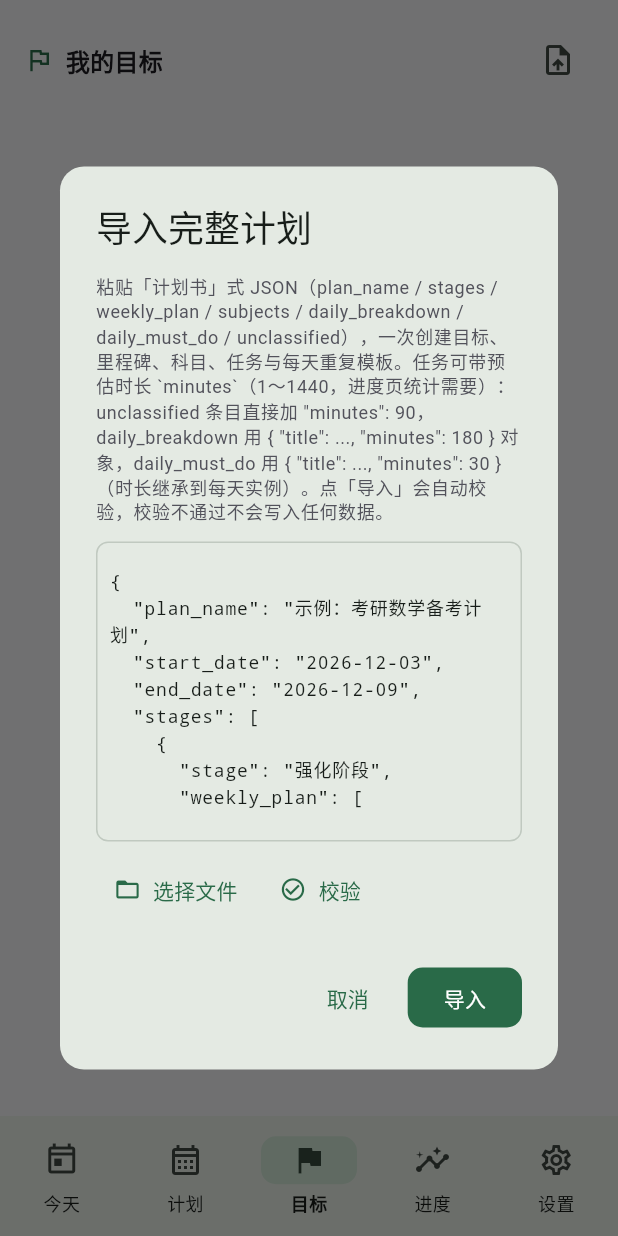
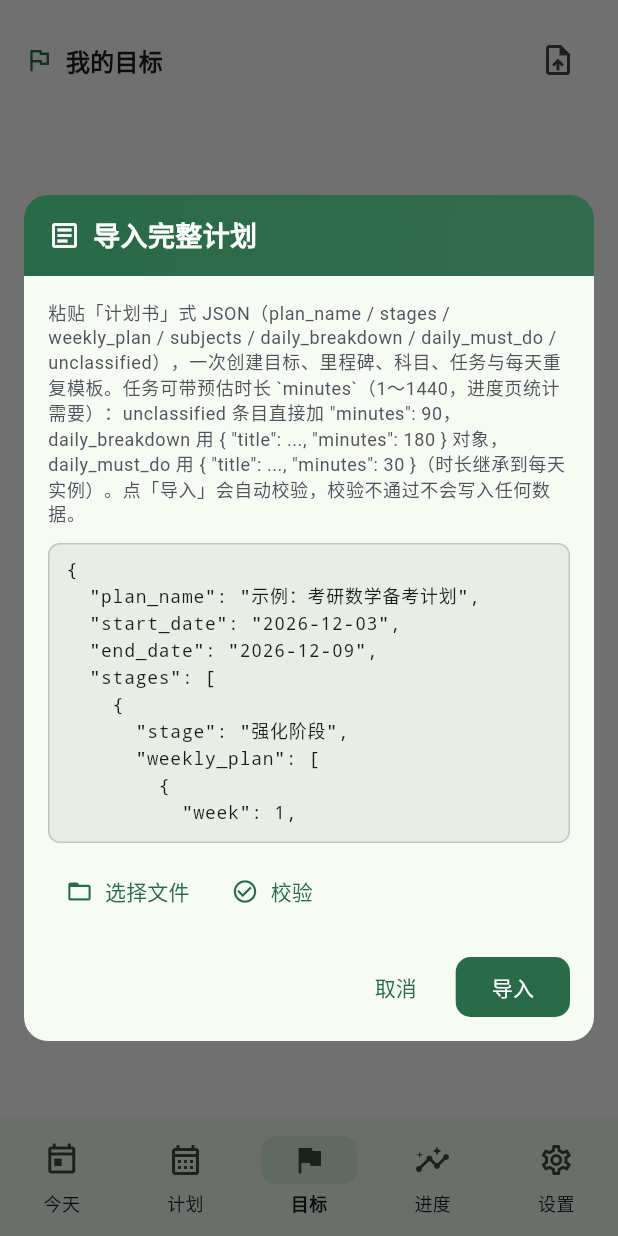
Before and after one commit to xiegaoxiao/timecalc, a Flutter app: the GoalListPage screen opened by its route, after a tap on the "upload file" icon, on a phone screen of 412 x 824 dp. Run offline on Flutter 3.47's test engine with Material 3 defaults, Android fonts, the phone set to English and light mode, and no system bars; our stand-ins replace confetti, drift, drift_flutter, fl_chart, flutter_animate, flutter_riverpod and 2 more; missing offline and left inert: file_selector, screen_retriever, tray_manager, window_manager; accounts and stored records are empty; generated files the repository leaves out were written again.

Commit message:
refactor(ui): 导入完整计划对话框统一为 AppDialog 卡片式外壳
与添加任务/批量添加/快速任务表单对话框共用同一套组件：品牌渐变标题、圆角卡片、统一表单边框（AppFormField.defaultDecoration）。保留 JSON 粘贴、防抖校验、isolate 大 JSON 解析、文件选择与分组预览。

```diff
--- a/lib/features/plan_import/presentation/plan_import_dialog.dart
+++ b/lib/features/plan_import/presentation/plan_import_dialog.dart
@@ -9,6 +9,8 @@ import '../../../core/providers/clock_provider.dart';
 import '../../../core/providers/app_refresh.dart';
 import '../../../core/utils/date_text.dart';
 import '../../../services/duration_format.dart';
+import '../../../shared/widgets/app_dialog.dart';
+import '../../../shared/widgets/app_form_field.dart';
 import '../data/plan_import_repository_provider.dart';
 import '../data/plan_json_picker.dart';
 import '../domain/plan_import_parser.dart';
@@ -34,10 +36,16 @@ PlanImportResult _parsePlanInIsolate((String, String) args) {
 class PlanImportDialog extends ConsumerStatefulWidget {
   const PlanImportDialog({super.key});
 
+  /// 通过统一卡片式 [AppDialog] 展示（与添加任务/批量添加/快速任务等
+  /// 表单对话框同一套组件、同一种视觉，而非常规 AlertDialog）。
   static Future<int?> show(BuildContext context) {
-    return showDialog<int>(
-      context: context,
-      builder: (_) => const PlanImportDialog(),
+    return AppDialog.show<int>(
+      context,
+      title: '导入完整计划',
+      titleIcon: Icons.article_outlined,
+      maxWidth: 680,
+      content: const PlanImportDialog(),
+      barrierDismissible: false,
     );
   }
 
@@ -227,13 +235,9 @@ class _PlanImportDialogState extends ConsumerState<PlanImportDialog> {
     final scheme = Theme.of(context).colorScheme;
     final result = _result;
 
-    return AlertDialog(
-      title: const Text('导入完整计划'),
-      constraints: const BoxConstraints(maxWidth: 680, maxHeight: 640),
-      content: SingleChildScrollView(
-        child: Column(
+    return Column(
       mainAxisSize: MainAxisSize.min,
-          crossAxisAlignment: CrossAxisAlignment.start,
+      crossAxisAlignment: CrossAxisAlignment.stretch,
       children: [
         Text(
           '粘贴「计划书」式 JSON（plan_name / stages / weekly_plan / '
@@ -247,22 +251,21 @@ class _PlanImportDialogState extends ConsumerState<PlanImportDialog> {
           style: Theme.of(context).textTheme.bodySmall,
         ),
         const SizedBox(height: 12),
-            Container(
+        SizedBox(
           height: 200,
-              decoration: BoxDecoration(
-                border: Border.all(color: scheme.outlineVariant),
-                borderRadius: BorderRadius.circular(8),
-              ),
-              padding: const EdgeInsets.all(8),
+          child: AppFormField(
+            // 子组件模式：JSON 用等宽字体 + 撑满可滚动，复用统一表单边框样式。
             child: TextField(
               controller: _jsonController,
               maxLines: null,
               expands: true,
               onChanged: (_) => _scheduleAutoValidate(),
               style: const TextStyle(fontFamily: 'monospace', fontSize: 12),
-                decoration: const InputDecoration(
-                  border: InputBorder.none,
-                  hintText: '粘贴 JSON',
+              decoration: AppFormField.defaultDecoration(
+                hint: '粘贴 JSON',
+                contentPadding: const EdgeInsets.all(8),
+                scheme: scheme,
+              ),
             ),
           ),
         ),
@@ -304,7 +307,8 @@ class _PlanImportDialogState extends ConsumerState<PlanImportDialog> {
                       padding: const EdgeInsets.only(bottom: 4),
                       child: Text(
                         '• ${issue.location != null ? '${issue.location}：' : ''}${issue.message}',
-                            style: TextStyle(color: scheme.error, fontSize: 12),
+                        style:
+                            TextStyle(color: scheme.error, fontSize: 12),
                       ),
                     ),
                 ],
@@ -313,17 +317,21 @@ class _PlanImportDialogState extends ConsumerState<PlanImportDialog> {
           ),
         if (result != null && result.isValid)
           _PlanPreview(plan: result.plan!),
-          ],
-        ),
-      ),
-      actions: [
+        const SizedBox(height: 16),
+        Row(
+          mainAxisAlignment: MainAxisAlignment.end,
+          children: [
             TextButton(
-          onPressed: _importing ? null : () => Navigator.of(context).pop(),
+              onPressed:
+                  _importing ? null : () => Navigator.of(context).pop(),
               child: const Text('取消'),
             ),
+            const SizedBox(width: 8),
             FilledButton(
               onPressed: _importing ? null : _import,
               child: Text(_importing ? '导入中…' : '导入'),
+            ),
+          ],
         ),
       ],
     );
```
Lines whose indentation alone changed are shown as unchanged.
